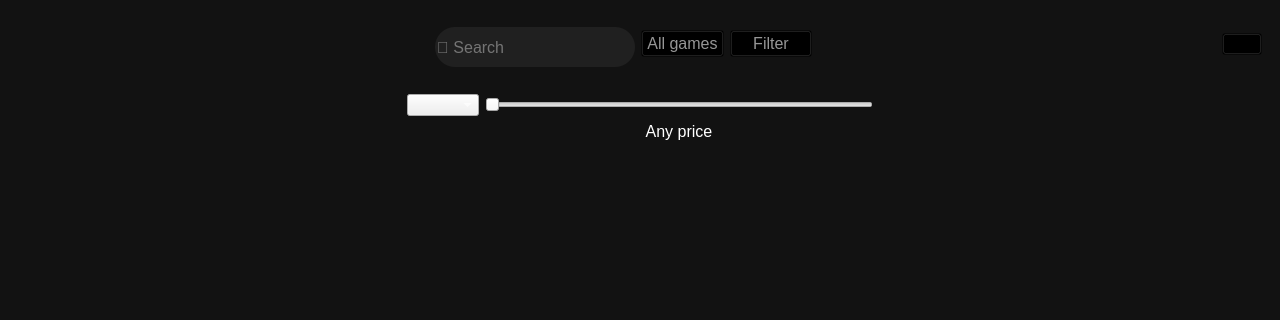
Old version of the form Foxlike/browsewindow.ui in the repository Lekantrop-gd/CourseProject; both pictures show x 0 to 1280 and y 0 to 320 of the 1280 by 720 pixel window.
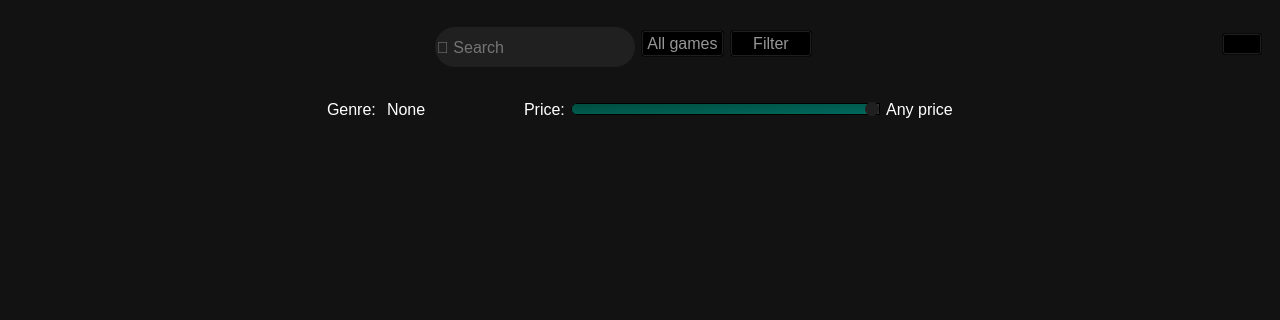
New version of the form. Icons and pictures are not drawn.

Commit message: Make all filters logic

Diff of the .ui file:
```diff
--- a/Foxlike/browsewindow.ui
+++ b/Foxlike/browsewindow.ui
@@ -221,24 +221,8 @@
        <string notr="true">color: rgb(255, 255, 255)</string>
       </property>
       <layout class="QGridLayout" name="gridLayout">
-       <item row="0" column="0">
-        <spacer name="horizontalSpacer_5">
-         <property name="orientation">
-          <enum>Qt::Horizontal</enum>
-         </property>
-         <property name="sizeHint" stdset="0">
-          <size>
-           <width>40</width>
-           <height>20</height>
-          </size>
-         </property>
-        </spacer>
-       </item>
-       <item row="0" column="1">
-        <widget class="QComboBox" name="comboBox"/>
-       </item>
-       <item row="1" column="2">
-        <widget class="QLabel" name="label">
+       <item row="0" column="6">
+        <widget class="QLabel" name="priceText">
          <property name="font">
           <font>
            <pointsize>12</pointsize>
@@ -252,14 +236,114 @@
          </property>
         </widget>
        </item>
+       <item row="0" column="0">
+        <spacer name="horizontalSpacer_5">
+         <property name="orientation">
+          <enum>Qt::Horizontal</enum>
+         </property>
+         <property name="sizeHint" stdset="0">
+          <size>
+           <width>40</width>
+           <height>20</height>
+          </size>
+         </property>
+        </spacer>
+       </item>
        <item row="0" column="2">
-        <widget class="QSlider" name="horizontalSlider">
-         <property name="orientation">
-          <enum>Qt::Horizontal</enum>
+        <widget class="QComboBox" name="genreComboBox">
+         <property name="font">
+          <font>
+           <pointsize>12</pointsize>
+          </font>
          </property>
+         <property name="styleSheet">
+          <string notr="true">QComboBox {
+    border: 0px;
+    background: rgb(18, 18, 18);
+    color: #fff;
+    padding: 5px;
+    border-radius: 5px;
+    selection-background-color: #555;
+}
+
+QComboBox::drop-down {
+    width: 20px;
+    border: none;
+}
+
+QComboBox::down-arrow {
+    image: url(:/path/to/your/arrow-down-icon.png);
+}
+
+QComboBox::down-arrow:disabled,
+QComboBox::down-arrow:off {
+    image: url(:/path/to/your/disabled-arrow-down-icon.png);
+}
+
+QComboBox QAbstractItemView {
+    border: 1px solid #555;
+    background: #333;
+    color: #fff;
+    selection-background-color: #555;
+}
+
+QComboBox::item {
+    padding: 5px;
+}
+
+QComboBox::item:selected {
+    background: #555;
+}
+
+QComboBox::item:hover {
+    background: #444;
+}
+
+QComboBox::disabled {
+    color: #777;
+    background: #333;
+}
+</string>
+         </property>
+         <item>
+          <property name="text">
+           <string>None</string>
+          </property>
+         </item>
+         <item>
+          <property name="text">
+           <string>Sandbox</string>
+          </property>
+         </item>
+         <item>
+          <property name="text">
+           <string>RPG</string>
+          </property>
+         </item>
+         <item>
+          <property name="text">
+           <string>Action</string>
+          </property>
+         </item>
         </widget>
        </item>
        <item row="0" column="3">
+        <spacer name="horizontalSpacer_7">
+         <property name="orientation">
+          <enum>Qt::Horizontal</enum>
+         </property>
+         <property name="sizeType">
+          <enum>QSizePolicy::Minimum</enum>
+         </property>
+         <property name="sizeHint" stdset="0">
+          <size>
+           <width>40</width>
+           <height>20</height>
+          </size>
+         </property>
+        </spacer>
+       </item>
+       <item row="0" column="7">
         <spacer name="horizontalSpacer_6">
          <property name="orientation">
           <enum>Qt::Horizontal</enum>
@@ -272,6 +356,91 @@
          </property>
         </spacer>
        </item>
+       <item row="0" column="1">
+        <widget class="QLabel" name="genreLabel">
+         <property name="font">
+          <font>
+           <pointsize>12</pointsize>
+          </font>
+         </property>
+         <property name="text">
+          <string>Genre:</string>
+         </property>
+        </widget>
+       </item>
+       <item row="0" column="5">
+        <widget class="QSlider" name="priceSlider">
+         <property name="styleSheet">
+          <string notr="true">QSlider::groove:horizontal {
+    border: 1px solid #555;
+    background: #333;
+    height: 10px;
+    border-radius: 5px;
+}
+
+QSlider::handle:horizontal {
+    background: rgb(32, 32, 32);
+    width: 14px;
+    margin: -2px 0;
+    border-radius: 7px;
+}
+
+QSlider::sub-page:horizontal {
+    background: qlineargradient(x1:0, y1:0, x2:1, y2:1, stop:0 #004D40, stop:1 #00695C);
+    border: 1px solid #000;
+    height: 10px;
+    border-radius: 5px;
+}
+
+QSlider::add-page:horizontal {
+    background: #333;
+    border: 1px solid #000;
+    height: 10px;
+    border-radius: 5px;
+}
+
+QSlider::add-page:horizontal:disabled,
+QSlider::sub-page:horizontal:disabled,
+QSlider::handle:horizontal:disabled {
+    background: #555;
+    border-color: #555;
+}
+
+QSlider::add-page:horizontal:disabled {
+    border-radius: 5px;
+}
+
+QSlider::sub-page:horizontal:disabled {
+    border-radius: 5px;
+}
+
+QSlider::handle:horizontal:disabled {
+    border-radius: 9px;
+}</string>
+         </property>
+         <property name="maximum">
+          <number>100</number>
+         </property>
+         <property name="value">
+          <number>100</number>
+         </property>
+         <property name="orientation">
+          <enum>Qt::Horizontal</enum>
+         </property>
+        </widget>
+       </item>
+       <item row="0" column="4">
+        <widget class="QLabel" name="priceLabel">
+         <property name="font">
+          <font>
+           <pointsize>12</pointsize>
+          </font>
+         </property>
+         <property name="text">
+          <string>Price:</string>
+         </property>
+        </widget>
+       </item>
       </layout>
      </widget>
     </item>
@@ -353,7 +522,7 @@
             <x>0</x>
             <y>0</y>
             <width>1152</width>
-            <height>490</height>
+            <height>508</height>
            </rect>
           </property>
           <layout class="QHBoxLayout" name="horizontalLayout_4">
```
The commit also changes 2 other files.
